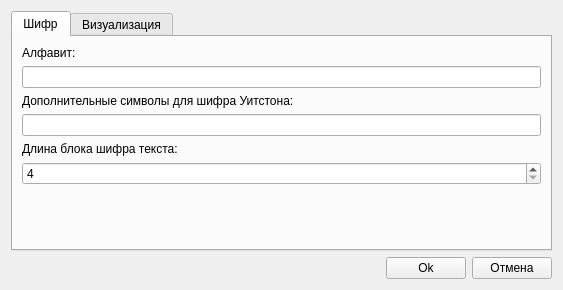
Old version of the form settingsdialog.ui in the repository smarttowel/crypto.
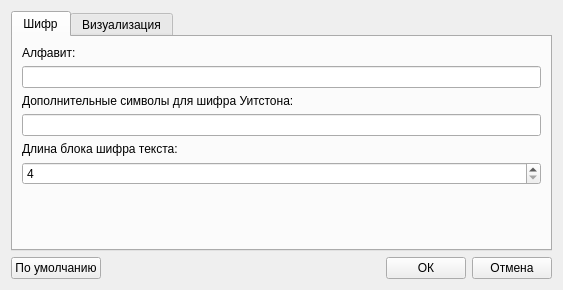
New version of the form.

Commit message: Added button for reset settings by default

What changed in the file:
```diff
--- a/settingsdialog.ui
+++ b/settingsdialog.ui
@@ -209,6 +209,13 @@
    </item>
    <item>
     <layout class="QHBoxLayout" name="horizontalLayout_2">
+     <item>
+      <widget class="QPushButton" name="defaultSettingsPushButton">
+       <property name="text">
+        <string>По умолчанию</string>
+       </property>
+      </widget>
+     </item>
      <item>
       <spacer name="horizontalSpacer">
        <property name="orientation">
@@ -225,7 +232,7 @@
      <item>
       <widget class="QPushButton" name="applyPushButton">
        <property name="text">
-        <string>Ok</string>
+        <string>ОК</string>
        </property>
       </widget>
      </item>
```
The commit also changes 2 other files.
